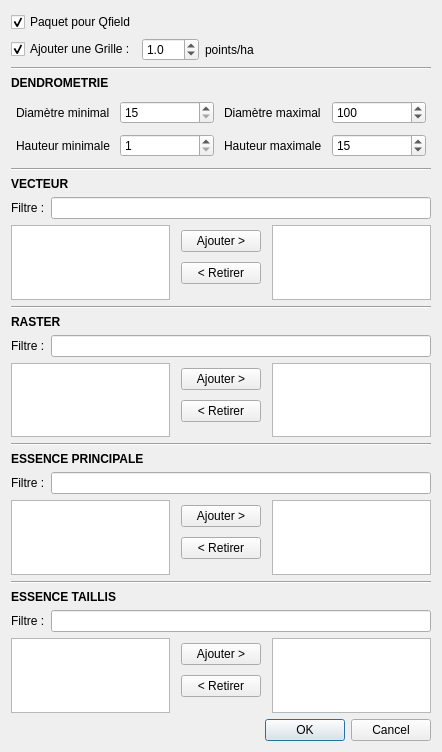
This is Qracines/modules/expertise/create/expertise_create.ui in paul-carteron/Qracines as Qt 5 draws it before an edit. The edited form follows.
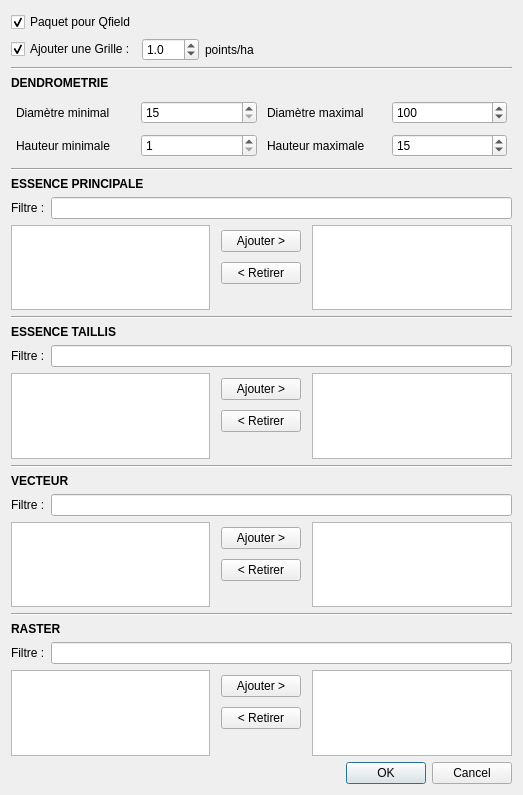
This is the edited form. Custom widgets are drawn as their Qt base class.

What changed in the file:
```diff
--- a/Qracines/modules/expertise/create/expertise_create.ui
+++ b/Qracines/modules/expertise/create/expertise_create.ui
@@ -6,8 +6,8 @@
    <rect>
     <x>0</x>
     <y>0</y>
-    <width>442</width>
-    <height>752</height>
+    <width>523</width>
+    <height>795</height>
    </rect>
   </property>
   <property name="windowTitle">
@@ -219,194 +219,6 @@
      </item>
     </layout>
    </item>
-   <item>
-    <widget class="Line" name="line">
-     <property name="orientation">
-      <enum>Qt::Horizontal</enum>
-     </property>
-    </widget>
-   </item>
-   <item>
-    <widget class="QLabel" name="label_3">
-     <property name="font">
-      <font>
-       <weight>75</weight>
-       <bold>true</bold>
-      </font>
-     </property>
-     <property name="text">
-      <string>VECTEUR</string>
-     </property>
-    </widget>
-   </item>
-   <item>
-    <layout class="QHBoxLayout" name="hbox_filtre_vect">
-     <item>
-      <widget class="QLabel" name="lbl_filtre_seq_vect">
-       <property name="text">
-        <string>Filtre :</string>
-       </property>
-      </widget>
-     </item>
-     <item>
-      <widget class="QLineEdit" name="le_filter_seq_vect">
-       <property name="placeholderText">
-        <string extracomment="CHE..."/>
-       </property>
-      </widget>
-     </item>
-    </layout>
-   </item>
-   <item>
-    <layout class="QGridLayout" name="gridLayout_7">
-     <item row="0" column="1">
-      <layout class="QGridLayout" name="gridLayout_8">
-       <property name="leftMargin">
-        <number>5</number>
-       </property>
-       <property name="topMargin">
-        <number>5</number>
-       </property>
-       <property name="rightMargin">
-        <number>5</number>
-       </property>
-       <property name="bottomMargin">
-        <number>5</number>
-       </property>
-       <property name="spacing">
-        <number>10</number>
-       </property>
-       <item row="2" column="0">
-        <spacer name="vs_seq_vect">
-         <property name="orientation">
-          <enum>Qt::Vertical</enum>
-         </property>
-         <property name="sizeHint" stdset="0">
-          <size>
-           <width>20</width>
-           <height>40</height>
-          </size>
-         </property>
-        </spacer>
-       </item>
-       <item row="0" column="0">
-        <widget class="QPushButton" name="pb_add_seq_vect">
-         <property name="text">
-          <string>Ajouter &gt;</string>
-         </property>
-        </widget>
-       </item>
-       <item row="1" column="0">
-        <widget class="QPushButton" name="pb_remove_seq_vect">
-         <property name="text">
-          <string>&lt; Retirer</string>
-         </property>
-        </widget>
-       </item>
-      </layout>
-     </item>
-     <item row="0" column="2">
-      <widget class="QListWidget" name="lw_selected_seq_vect"/>
-     </item>
-     <item row="0" column="0">
-      <widget class="QListWidget" name="lw_seq_vect"/>
-     </item>
-    </layout>
-   </item>
-   <item>
-    <widget class="Line" name="line_2">
-     <property name="orientation">
-      <enum>Qt::Horizontal</enum>
-     </property>
-    </widget>
-   </item>
-   <item>
-    <widget class="QLabel" name="label_4">
-     <property name="font">
-      <font>
-       <weight>75</weight>
-       <bold>true</bold>
-      </font>
-     </property>
-     <property name="text">
-      <string>RASTER</string>
-     </property>
-    </widget>
-   </item>
-   <item>
-    <layout class="QHBoxLayout" name="hbox_filtre_rast">
-     <item>
-      <widget class="QLabel" name="lbl_filtre_seq_rast">
-       <property name="text">
-        <string>Filtre :</string>
-       </property>
-      </widget>
-     </item>
-     <item>
-      <widget class="QLineEdit" name="le_filter_seq_rast">
-       <property name="placeholderText">
-        <string extracomment="CHE..."/>
-       </property>
-      </widget>
-     </item>
-    </layout>
-   </item>
-   <item>
-    <layout class="QGridLayout" name="gridLayout_11">
-     <item row="0" column="1">
-      <layout class="QGridLayout" name="gridLayout_12">
-       <property name="leftMargin">
-        <number>5</number>
-       </property>
-       <property name="topMargin">
-        <number>5</number>
-       </property>
-       <property name="rightMargin">
-        <number>5</number>
-       </property>
-       <property name="bottomMargin">
-        <number>5</number>
-       </property>
-       <property name="spacing">
-        <number>10</number>
-       </property>
-       <item row="2" column="0">
-        <spacer name="vs_seq_rast">
-         <property name="orientation">
-          <enum>Qt::Vertical</enum>
-         </property>
-         <property name="sizeHint" stdset="0">
-          <size>
-           <width>20</width>
-           <height>40</height>
-          </size>
-         </property>
-        </spacer>
-       </item>
-       <item row="0" column="0">
-        <widget class="QPushButton" name="pb_add_seq_rast">
-         <property name="text">
-          <string>Ajouter &gt;</string>
-         </property>
-        </widget>
-       </item>
-       <item row="1" column="0">
-        <widget class="QPushButton" name="pb_remove_seq_rast">
-         <property name="text">
-          <string>&lt; Retirer</string>
-         </property>
-        </widget>
-       </item>
-      </layout>
-     </item>
-     <item row="0" column="2">
-      <widget class="QListWidget" name="lw_selected_seq_rast"/>
-     </item>
-     <item row="0" column="0">
-      <widget class="QListWidget" name="lw_seq_rast"/>
-     </item>
-    </layout>
-   </item>
    <item>
     <widget class="Line" name="line_3">
      <property name="orientation">
@@ -595,6 +407,194 @@
      </item>
     </layout>
    </item>
+   <item>
+    <widget class="Line" name="line">
+     <property name="orientation">
+      <enum>Qt::Horizontal</enum>
+     </property>
+    </widget>
+   </item>
+   <item>
+    <widget class="QLabel" name="label_3">
+     <property name="font">
+      <font>
+       <weight>75</weight>
+       <bold>true</bold>
+      </font>
+     </property>
+     <property name="text">
+      <string>VECTEUR</string>
+     </property>
+    </widget>
+   </item>
+   <item>
+    <layout class="QHBoxLayout" name="hbox_filtre_vect">
+     <item>
+      <widget class="QLabel" name="lbl_filtre_seq_vect">
+       <property name="text">
+        <string>Filtre :</string>
+       </property>
+      </widget>
+     </item>
+     <item>
+      <widget class="QLineEdit" name="le_filter_seq_vect">
+       <property name="placeholderText">
+        <string extracomment="CHE..."/>
+       </property>
+      </widget>
+     </item>
+    </layout>
+   </item>
+   <item>
+    <layout class="QGridLayout" name="gridLayout_7">
+     <item row="0" column="1">
+      <layout class="QGridLayout" name="gridLayout_8">
+       <property name="leftMargin">
+        <number>5</number>
+       </property>
+       <property name="topMargin">
+        <number>5</number>
+       </property>
+       <property name="rightMargin">
+        <number>5</number>
+       </property>
+       <property name="bottomMargin">
+        <number>5</number>
+       </property>
+       <property name="spacing">
+        <number>10</number>
+       </property>
+       <item row="2" column="0">
+        <spacer name="vs_seq_vect">
+         <property name="orientation">
+          <enum>Qt::Vertical</enum>
+         </property>
+         <property name="sizeHint" stdset="0">
+          <size>
+           <width>20</width>
+           <height>40</height>
+          </size>
+         </property>
+        </spacer>
+       </item>
+       <item row="0" column="0">
+        <widget class="QPushButton" name="pb_add_seq_vect">
+         <property name="text">
+          <string>Ajouter &gt;</string>
+         </property>
+        </widget>
+       </item>
+       <item row="1" column="0">
+        <widget class="QPushButton" name="pb_remove_seq_vect">
+         <property name="text">
+          <string>&lt; Retirer</string>
+         </property>
+        </widget>
+       </item>
+      </layout>
+     </item>
+     <item row="0" column="2">
+      <widget class="QListWidget" name="lw_selected_seq_vect"/>
+     </item>
+     <item row="0" column="0">
+      <widget class="QListWidget" name="lw_seq_vect"/>
+     </item>
+    </layout>
+   </item>
+   <item>
+    <widget class="Line" name="line_2">
+     <property name="orientation">
+      <enum>Qt::Horizontal</enum>
+     </property>
+    </widget>
+   </item>
+   <item>
+    <widget class="QLabel" name="label_4">
+     <property name="font">
+      <font>
+       <weight>75</weight>
+       <bold>true</bold>
+      </font>
+     </property>
+     <property name="text">
+      <string>RASTER</string>
+     </property>
+    </widget>
+   </item>
+   <item>
+    <layout class="QHBoxLayout" name="hbox_filtre_rast">
+     <item>
+      <widget class="QLabel" name="lbl_filtre_seq_rast">
+       <property name="text">
+        <string>Filtre :</string>
+       </property>
+      </widget>
+     </item>
+     <item>
+      <widget class="QLineEdit" name="le_filter_seq_rast">
+       <property name="placeholderText">
+        <string extracomment="CHE..."/>
+       </property>
+      </widget>
+     </item>
+    </layout>
+   </item>
+   <item>
+    <layout class="QGridLayout" name="gridLayout_11">
+     <item row="0" column="1">
+      <layout class="QGridLayout" name="gridLayout_12">
+       <property name="leftMargin">
+        <number>5</number>
+       </property>
+       <property name="topMargin">
+        <number>5</number>
+       </property>
+       <property name="rightMargin">
+        <number>5</number>
+       </property>
+       <property name="bottomMargin">
+        <number>5</number>
+       </property>
+       <property name="spacing">
+        <number>10</number>
+       </property>
+       <item row="2" column="0">
+        <spacer name="vs_seq_rast">
+         <property name="orientation">
+          <enum>Qt::Vertical</enum>
+         </property>
+         <property name="sizeHint" stdset="0">
+          <size>
+           <width>20</width>
+           <height>40</height>
+          </size>
+         </property>
+        </spacer>
+       </item>
+       <item row="0" column="0">
+        <widget class="QPushButton" name="pb_add_seq_rast">
+         <property name="text">
+          <string>Ajouter &gt;</string>
+         </property>
+        </widget>
+       </item>
+       <item row="1" column="0">
+        <widget class="QPushButton" name="pb_remove_seq_rast">
+         <property name="text">
+          <string>&lt; Retirer</string>
+         </property>
+        </widget>
+       </item>
+      </layout>
+     </item>
+     <item row="0" column="2">
+      <widget class="QListWidget" name="lw_selected_seq_rast"/>
+     </item>
+     <item row="0" column="0">
+      <widget class="QListWidget" name="lw_seq_rast"/>
+     </item>
+    </layout>
+   </item>
    <item>
     <layout class="QHBoxLayout" name="hbox_button">
      <item>
```
